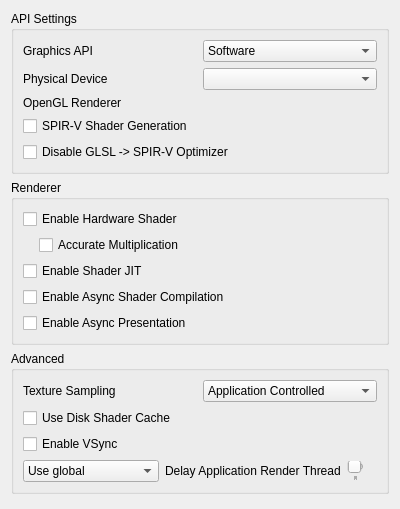
First picture: the form in src/citra_qt/configuration/configure_graphics.ui, repository azahar-emu/azahar, before the edit.
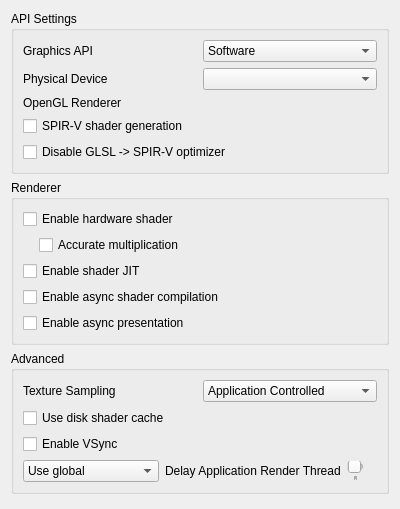
Second picture: the form after the edit.

Diff of the .ui file:
```diff
--- a/src/citra_qt/configuration/configure_graphics.ui
+++ b/src/citra_qt/configuration/configure_graphics.ui
@@ -132,14 +132,14 @@
       <item>
        <widget class="QCheckBox" name="spirv_shader_gen">
         <property name="text">
-         <string>SPIR-V Shader Generation</string>
+         <string>SPIR-V shader generation</string>
         </property>
        </widget>
       </item>
       <item>
        <widget class="QCheckBox" name="disable_spirv_optimizer">
         <property name="text">
-         <string>Disable GLSL -> SPIR-V Optimizer</string>
+         <string>Disable GLSL -> SPIR-V optimizer</string>
         </property>
         <property name="toolTip">
          <string>&lt;html&gt;&lt;head/&gt;&lt;body&gt;&lt;p&gt;Disables the SPIR-V optimization pass, reducing stuttering considerably while barely affecting performance.&lt;/p&gt;&lt;/body&gt;&lt;/html&gt;</string>
@@ -176,7 +176,7 @@
             <string>&lt;html&gt;&lt;head/&gt;&lt;body&gt;&lt;p&gt;Use the selected graphics API to accelerate shader emulation.&lt;/p&gt;&lt;p&gt;Requires a relatively powerful GPU for better performance.&lt;/p&gt;&lt;/body&gt;&lt;/html&gt;</string>
            </property>
            <property name="text">
-            <string>Enable Hardware Shader</string>
+            <string>Enable hardware shader</string>
            </property>
           </widget>
          </item>
@@ -201,7 +201,7 @@
                <string>&lt;html&gt;&lt;head/&gt;&lt;body&gt;&lt;p&gt;Correctly handle all edge cases in multiplication operation in shaders. &lt;/p&gt;&lt;p&gt;Some applications requires this to be enabled for the hardware shader to render properly.&lt;/p&gt;&lt;p&gt;However this would reduce performance in most applications.&lt;/p&gt;&lt;/body&gt;&lt;/html&gt;</string>
               </property>
               <property name="text">
-               <string>Accurate Multiplication</string>
+               <string>Accurate multiplication</string>
               </property>
              </widget>
             </item>
@@ -217,7 +217,7 @@
          <string>&lt;html&gt;&lt;head/&gt;&lt;body&gt;&lt;p&gt;Use the JIT engine instead of the interpreter for software shader emulation. &lt;/p&gt;&lt;p&gt;Enable this for better performance.&lt;/p&gt;&lt;/body&gt;&lt;/html&gt;</string>
         </property>
         <property name="text">
-         <string>Enable Shader JIT</string>
+         <string>Enable shader JIT</string>
         </property>
        </widget>
       </item>
@@ -227,7 +227,7 @@
          <string>&lt;html&gt;&lt;head/&gt;&lt;body&gt;&lt;p&gt;Compile shaders using background threads to avoid shader compilation stutter. Expect temporary graphical glitches&lt;/p&gt;&lt;/body&gt;&lt;/html&gt;</string>
         </property>
         <property name="text">
-         <string>Enable Async Shader Compilation</string>
+         <string>Enable async shader compilation</string>
         </property>
        </widget>
       </item>
@@ -237,7 +237,7 @@
          <string>&lt;html&gt;&lt;head/&gt;&lt;body&gt;&lt;p&gt;Perform presentation on separate threads. Improves performance when using Vulkan in most applications.&lt;/p&gt;&lt;/body&gt;&lt;/html&gt;</string>
         </property>
         <property name="text">
-         <string>Enable Async Presentation</string>
+         <string>Enable async presentation</string>
         </property>
        </widget>
       </item>
@@ -303,7 +303,7 @@
          <string>&lt;html&gt;&lt;head/&gt;&lt;body&gt;&lt;p&gt;Reduce stuttering by storing and loading generated shaders to disk.&lt;/p&gt;&lt;/body&gt;&lt;/html&gt;</string>
         </property>
         <property name="text">
-         <string>Use Disk Shader Cache</string>
+         <string>Use disk shader cache</string>
         </property>
        </widget>
       </item>
```
